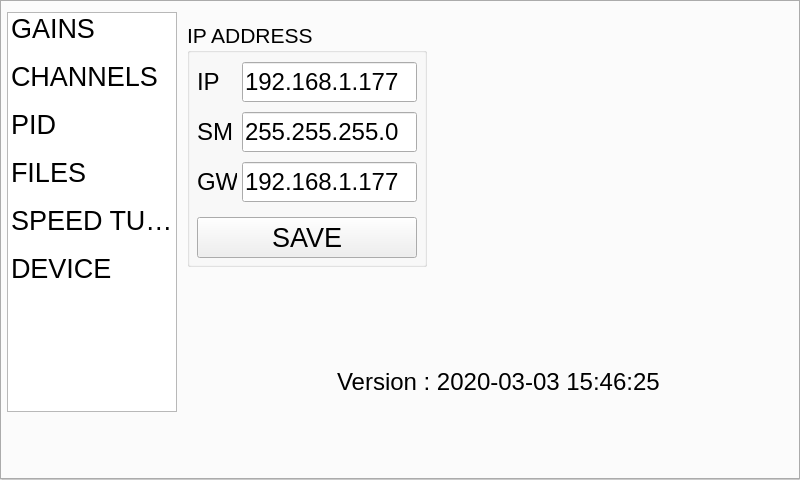
Before: the Qt Designer form dc_motor_pc.ui in ahmetcihan/pendulum_controller, drawn with Qt 5.
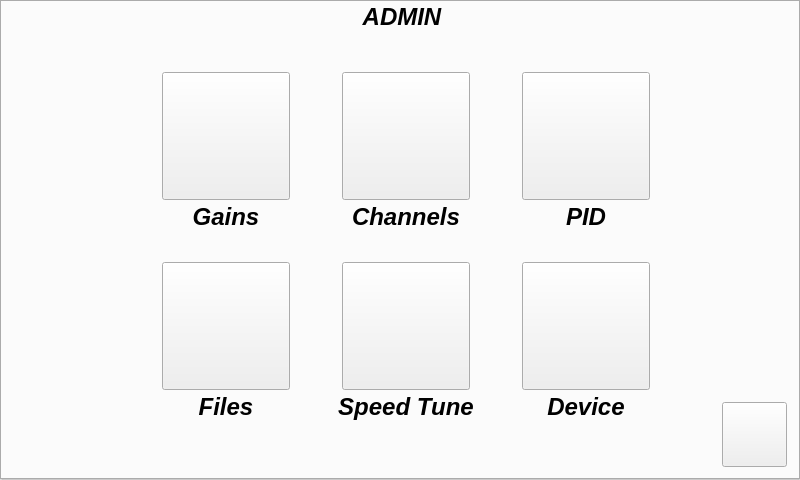
After: the same form once the commit is applied. The open tabs and pages were chosen to show the change.

Commit message: admin tab is ok

The edit to the form file:
```diff
--- a/dc_motor_pc.ui
+++ b/dc_motor_pc.ui
@@ -11359,10 +11359,10 @@
      <widget class="QTabWidget" name="tabWidget_admin">
       <property name="geometry">
        <rect>
-        <x>175</x>
-        <y>10</y>
-        <width>615</width>
-        <height>400</height>
+        <x>0</x>
+        <y>0</y>
+        <width>800</width>
+        <height>480</height>
        </rect>
       </property>
       <property name="font">
@@ -11391,6 +11391,315 @@
       <property name="elideMode">
        <enum>Qt::ElideNone</enum>
       </property>
+      <widget class="QWidget" name="tab_admin_main">
+       <attribute name="title">
+        <string>Page</string>
+       </attribute>
+       <widget class="QLabel" name="label_main_25">
+        <property name="geometry">
+         <rect>
+          <x>250</x>
+          <y>0</y>
+          <width>300</width>
+          <height>30</height>
+         </rect>
+        </property>
+        <property name="font">
+         <font>
+          <family>Ubuntu</family>
+          <pointsize>18</pointsize>
+          <weight>75</weight>
+          <italic>true</italic>
+          <bold>true</bold>
+         </font>
+        </property>
+        <property name="styleSheet">
+         <string notr="true">border-color: rgba(255, 255, 255, 0);</string>
+        </property>
+        <property name="text">
+         <string>ADMIN</string>
+        </property>
+        <property name="alignment">
+         <set>Qt::AlignCenter</set>
+        </property>
+       </widget>
+       <widget class="QPushButton" name="pushButton_admin_channels">
+        <property name="geometry">
+         <rect>
+          <x>340</x>
+          <y>70</y>
+          <width>128</width>
+          <height>128</height>
+         </rect>
+        </property>
+        <property name="font">
+         <font>
+          <pointsize>16</pointsize>
+         </font>
+        </property>
+        <property name="text">
+         <string/>
+        </property>
+       </widget>
+       <widget class="QPushButton" name="pushButton_admin_device">
+        <property name="geometry">
+         <rect>
+          <x>520</x>
+          <y>260</y>
+          <width>128</width>
+          <height>128</height>
+         </rect>
+        </property>
+        <property name="font">
+         <font>
+          <pointsize>16</pointsize>
+         </font>
+        </property>
+        <property name="text">
+         <string/>
+        </property>
+       </widget>
+       <widget class="QPushButton" name="pushButton_admin_files">
+        <property name="geometry">
+         <rect>
+          <x>160</x>
+          <y>260</y>
+          <width>128</width>
+          <height>128</height>
+         </rect>
+        </property>
+        <property name="font">
+         <font>
+          <pointsize>16</pointsize>
+         </font>
+        </property>
+        <property name="text">
+         <string/>
+        </property>
+       </widget>
+       <widget class="QLabel" name="label_main_21">
+        <property name="geometry">
+         <rect>
+          <x>150</x>
+          <y>390</y>
+          <width>148</width>
+          <height>30</height>
+         </rect>
+        </property>
+        <property name="font">
+         <font>
+          <family>Ubuntu</family>
+          <pointsize>18</pointsize>
+          <weight>75</weight>
+          <italic>true</italic>
+          <bold>true</bold>
+         </font>
+        </property>
+        <property name="styleSheet">
+         <string notr="true">border-color: rgba(255, 255, 255, 0);</string>
+        </property>
+        <property name="text">
+         <string>Files</string>
+        </property>
+        <property name="alignment">
+         <set>Qt::AlignCenter</set>
+        </property>
+       </widget>
+       <widget class="QLabel" name="label_main_22">
+        <property name="geometry">
+         <rect>
+          <x>510</x>
+          <y>390</y>
+          <width>148</width>
+          <height>30</height>
+         </rect>
+        </property>
+        <property name="font">
+         <font>
+          <family>Ubuntu</family>
+          <pointsize>18</pointsize>
+          <weight>75</weight>
+          <italic>true</italic>
+          <bold>true</bold>
+         </font>
+        </property>
+        <property name="styleSheet">
+         <string notr="true">border-color: rgba(255, 255, 255, 0);</string>
+        </property>
+        <property name="text">
+         <string>Device</string>
+        </property>
+        <property name="alignment">
+         <set>Qt::AlignCenter</set>
+        </property>
+       </widget>
+       <widget class="QPushButton" name="pushButton_admin_gains">
+        <property name="geometry">
+         <rect>
+          <x>160</x>
+          <y>70</y>
+          <width>128</width>
+          <height>128</height>
+         </rect>
+        </property>
+        <property name="font">
+         <font>
+          <pointsize>16</pointsize>
+         </font>
+        </property>
+        <property name="text">
+         <string/>
+        </property>
+       </widget>
+       <widget class="QLabel" name="label_main_20">
+        <property name="geometry">
+         <rect>
+          <x>510</x>
+          <y>200</y>
+          <width>148</width>
+          <height>30</height>
+         </rect>
+        </property>
+        <property name="font">
+         <font>
+          <family>Ubuntu</family>
+          <pointsize>18</pointsize>
+          <weight>75</weight>
+          <italic>true</italic>
+          <bold>true</bold>
+         </font>
+        </property>
+        <property name="styleSheet">
+         <string notr="true">border-color: rgba(255, 255, 255, 0);</string>
+        </property>
+        <property name="text">
+         <string>PID</string>
+        </property>
+        <property name="alignment">
+         <set>Qt::AlignCenter</set>
+        </property>
+       </widget>
+       <widget class="QPushButton" name="pushButton_admin_pid">
+        <property name="geometry">
+         <rect>
+          <x>520</x>
+          <y>70</y>
+          <width>128</width>
+          <height>128</height>
+         </rect>
+        </property>
+        <property name="font">
+         <font>
+          <pointsize>16</pointsize>
+         </font>
+        </property>
+        <property name="text">
+         <string/>
+        </property>
+       </widget>
+       <widget class="QLabel" name="label_main_18">
+        <property name="geometry">
+         <rect>
+          <x>150</x>
+          <y>200</y>
+          <width>148</width>
+          <height>30</height>
+         </rect>
+        </property>
+        <property name="font">
+         <font>
+          <family>Ubuntu</family>
+          <pointsize>18</pointsize>
+          <weight>75</weight>
+          <italic>true</italic>
+          <bold>true</bold>
+         </font>
+        </property>
+        <property name="styleSheet">
+         <string notr="true">border-color: rgba(255, 255, 255, 0);</string>
+        </property>
+        <property name="text">
+         <string>Gains</string>
+        </property>
+        <property name="alignment">
+         <set>Qt::AlignCenter</set>
+        </property>
+       </widget>
+       <widget class="QLabel" name="label_main_19">
+        <property name="geometry">
+         <rect>
+          <x>330</x>
+          <y>200</y>
+          <width>148</width>
+          <height>30</height>
+         </rect>
+        </property>
+        <property name="font">
+         <font>
+          <family>Ubuntu</family>
+          <pointsize>18</pointsize>
+          <weight>75</weight>
+          <italic>true</italic>
+          <bold>true</bold>
+         </font>
+        </property>
+        <property name="styleSheet">
+         <string notr="true">border-color: rgba(255, 255, 255, 0);</string>
+        </property>
+        <property name="text">
+         <string>Channels</string>
+        </property>
+        <property name="alignment">
+         <set>Qt::AlignCenter</set>
+        </property>
+       </widget>
+       <widget class="QLabel" name="label_main_23">
+        <property name="geometry">
+         <rect>
+          <x>330</x>
+          <y>390</y>
+          <width>148</width>
+          <height>30</height>
+         </rect>
+        </property>
+        <property name="font">
+         <font>
+          <family>Ubuntu</family>
+          <pointsize>18</pointsize>
+          <weight>75</weight>
+          <italic>true</italic>
+          <bold>true</bold>
+         </font>
+        </property>
+        <property name="styleSheet">
+         <string notr="true">border-color: rgba(255, 255, 255, 0);</string>
+        </property>
+        <property name="text">
+         <string>Speed Tune</string>
+        </property>
+        <property name="alignment">
+         <set>Qt::AlignCenter</set>
+        </property>
+       </widget>
+       <widget class="QPushButton" name="pushButton_admin_speed_tune">
+        <property name="geometry">
+         <rect>
+          <x>340</x>
+          <y>260</y>
+          <width>128</width>
+          <height>128</height>
+         </rect>
+        </property>
+        <property name="font">
+         <font>
+          <pointsize>16</pointsize>
+         </font>
+        </property>
+        <property name="text">
+         <string/>
+        </property>
+       </widget>
+      </widget>
       <widget class="QWidget" name="tab_gains">
        <attribute name="title">
         <string/>
@@ -14375,8 +14684,8 @@
        <widget class="QLabel" name="label_version_no">
         <property name="geometry">
          <rect>
-          <x>160</x>
-          <y>350</y>
+          <x>250</x>
+          <y>420</y>
           <width>345</width>
           <height>40</height>
          </rect>
@@ -14397,59 +14706,23 @@
        </widget>
       </widget>
      </widget>
-     <widget class="QListWidget" name="listWidget_admin">
+     <widget class="QPushButton" name="pushButton_go_admin_screen">
       <property name="geometry">
        <rect>
-        <x>5</x>
-        <y>10</y>
-        <width>170</width>
-        <height>400</height>
+        <x>720</x>
+        <y>400</y>
+        <width>65</width>
+        <height>65</height>
        </rect>
       </property>
       <property name="font">
        <font>
-        <pointsize>20</pointsize>
+        <pointsize>13</pointsize>
        </font>
       </property>
-      <property name="frameShape">
-       <enum>QFrame::StyledPanel</enum>
+      <property name="text">
+       <string/>
       </property>
-      <property name="gridSize">
-       <size>
-        <width>0</width>
-        <height>48</height>
-       </size>
-      </property>
-      <item>
-       <property name="text">
-        <string>GAINS</string>
-       </property>
-      </item>
-      <item>
-       <property name="text">
-        <string>CHANNELS</string>
-       </property>
-      </item>
-      <item>
-       <property name="text">
-        <string>PID</string>
-       </property>
-      </item>
-      <item>
-       <property name="text">
-        <string>FILES</string>
-       </property>
-      </item>
-      <item>
-       <property name="text">
-        <string>SPEED TUNE</string>
-       </property>
-      </item>
-      <item>
-       <property name="text">
-        <string>DEVICE</string>
-       </property>
-      </item>
      </widget>
     </widget>
     <widget class="QWidget" name="tab_main_reserve">
```
Left out of the diff: 115 changed lines with no effect on the pictures. The commit also changes 11 other files.
